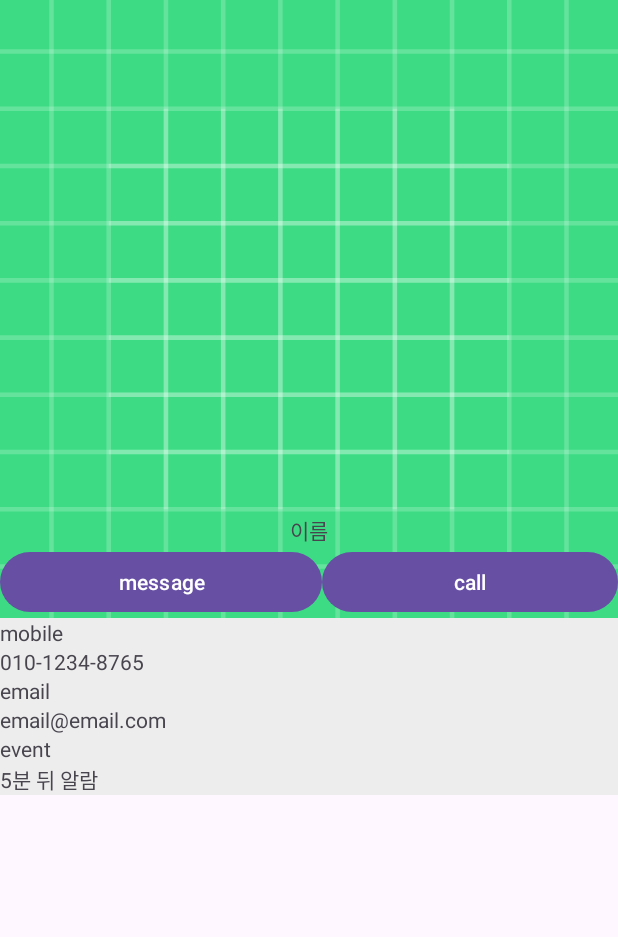
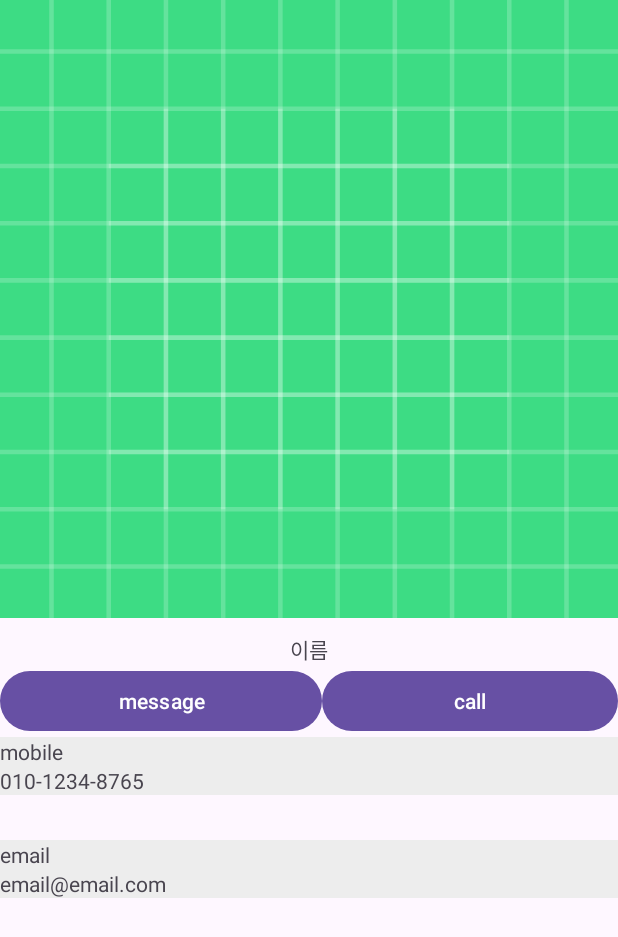
Before and after one commit to Android-Team-119/Android_Team119_Project, an Android app: the fragment ContactDetailFragment shown on its own in the app's theme, on a phone screen of 412 x 824 dp. Shown: the top 937 px of the screen. Run offline under Robolectric (Android 15) with nearby library versions, the phone set to English and light mode, and no system bars.

Commit message:
머지 전 commit

```diff
--- a/app/src/main/res/layout/fragment_contact_detail.xml
+++ b/app/src/main/res/layout/fragment_contact_detail.xml
@@ -40,16 +40,17 @@
                     android:layout_width="wrap_content"
                     android:layout_height="wrap_content"
                     android:text="이름"
-                    app:layout_constraintBottom_toTopOf="@+id/linearLayout"
+                    app:layout_constraintTop_toBottomOf="@+id/profileImage_detail"
                     app:layout_constraintEnd_toEndOf="parent"
-                    app:layout_constraintStart_toStartOf="parent" />
+                    app:layout_constraintStart_toStartOf="parent"
+                    android:layout_marginTop="10dp"/>
 
                 <LinearLayout
                     android:id="@+id/linearLayout"
                     android:layout_width="match_parent"
                     android:layout_height="wrap_content"
                     android:orientation="horizontal"
-                    app:layout_constraintBottom_toBottomOf="@+id/profileImage_detail"
+                    app:layout_constraintTop_toBottomOf="@+id/name_detail"
                     app:layout_constraintEnd_toEndOf="parent"
                     app:layout_constraintStart_toStartOf="parent">
 
@@ -87,7 +88,8 @@
                         android:layout_width="match_parent"
                         android:layout_height="wrap_content"
                         android:background="#ededed"
-                        android:text="010-1234-8765" />
+                        android:text="010-1234-8765"
+                        android:layout_marginBottom="30dp"/>
 
                     <TextView
                         android:layout_width="match_parent"
@@ -101,19 +103,6 @@
                         android:layout_height="wrap_content"
                         android:background="#ededed"
                         android:text="email@email.com" />
-
-                    <TextView
-                        android:layout_width="match_parent"
-                        android:layout_height="wrap_content"
-                        android:background="#ededed"
-                        android:text="event" />
-
-                    <TextView
-                        android:id="@+id/event_detail"
-                        android:layout_width="match_parent"
-                        android:layout_height="wrap_content"
-                        android:background="#ededed"
-                        android:text="5분 뒤 알람" />
                 </LinearLayout>
 
             </androidx.constraintlayout.widget.ConstraintLayout>
```
